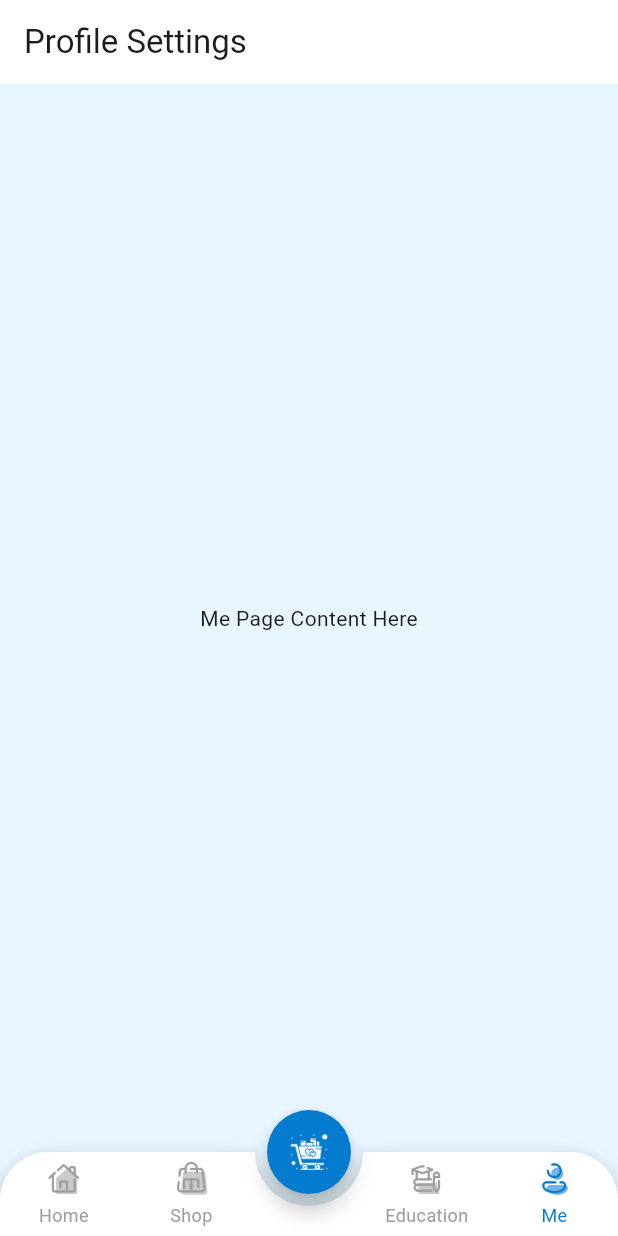
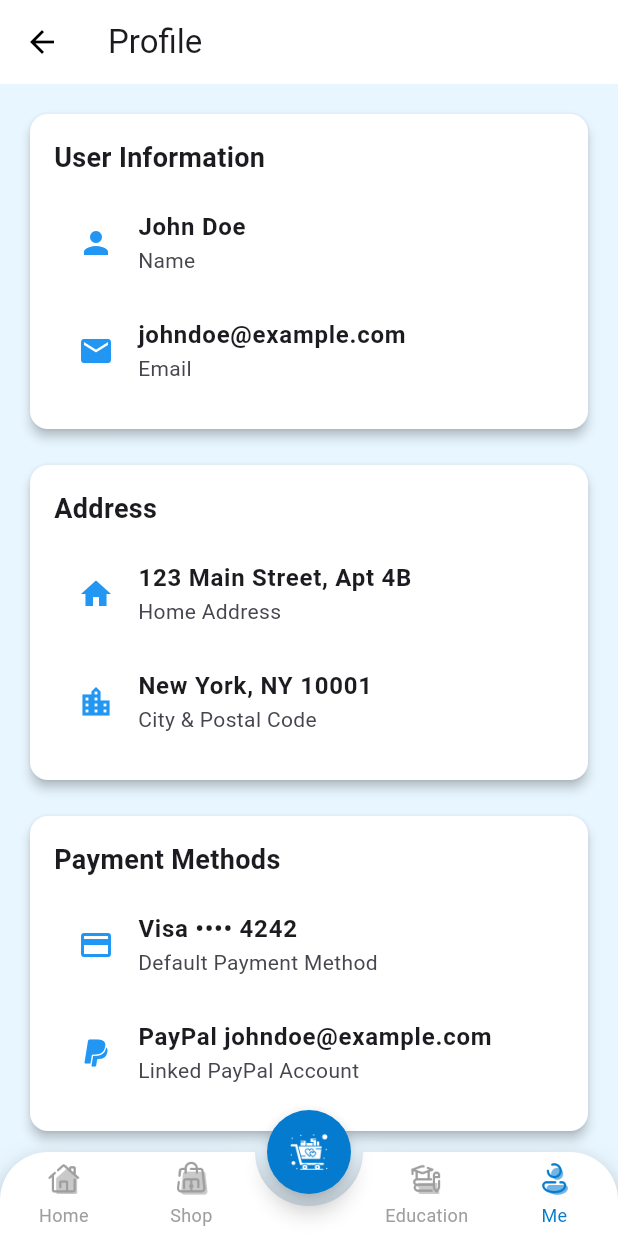
Before and after one commit to kavindumal/dog_nutrition_app, a Flutter app: the DashboardScreen screen opened directly, item 4 of the bottom bar chosen, on a phone screen of 412 x 824 dp. Run offline on Flutter 3.47's test engine with Material 3 defaults, Android fonts, the phone set to English and light mode, and no system bars; drawn by our look-alikes of animated_bottom_navigation_bar; our stand-ins replace smooth_page_indicator.

Commit message:
Edit Profile page completed | Profile page completed | Add navigations between them

```diff
--- a/lib/main.dart
+++ b/lib/main.dart
@@ -1,5 +1,6 @@
 import 'package:dog_nutrition_app/pages/CreateAccountPage.dart';
 import 'package:dog_nutrition_app/pages/WelcomePage.dart';
+import 'package:dog_nutrition_app/pages/dashboard/DashboardPage.dart';
 import 'package:flutter/material.dart';
 
 void main() {
@@ -17,7 +18,7 @@ class MyApp extends StatelessWidget {
         colorScheme: ColorScheme.fromSeed(seedColor: Colors.deepPurple),
         useMaterial3: true,
       ),
-      home: Welcomepage(),
+      home: DashboardScreen(),
     );
   }
 }
--- a/lib/pages/dashboard/DashboardPage.dart
+++ b/lib/pages/dashboard/DashboardPage.dart
@@ -143,7 +143,7 @@ class DashboardScreenState extends State<DashboardScreen> with TickerProviderSta
       case 2:
         return const EducationPage();
       case 3:
-        return const MePage();
+        return const ProfilePage();
       default:
         return const HomePage();
     }
--- a/lib/pages/dashboard/pages/MePage.dart
+++ b/lib/pages/dashboard/pages/MePage.dart
@@ -1,20 +1,177 @@
 import 'package:flutter/material.dart';
 
-class MePage extends StatelessWidget {
-  const MePage({super.key});
+import 'EditMePage.dart';
+
+class ProfilePage extends StatelessWidget {
+  const ProfilePage({super.key});
 
   @override
   Widget build(BuildContext context) {
     return Scaffold(
+      appBar: AppBar(
+        title: const Text('Profile'),
+        backgroundColor: Colors.white,
+        elevation: 0,
+        leading: IconButton(
+          icon: const Icon(Icons.arrow_back, color: Colors.black),
+          onPressed: () {
+            Navigator.pop(context);
+          },
+        ),
+      ),
       backgroundColor: Color(0xFFE8F6FF),
-      appBar: AppBar(
-        automaticallyImplyLeading: false,
-        title: const Text('Profile Settings'),
-        backgroundColor: Colors.white,
-      ),
-      body: Center(
-        child: const Text('Me Page Content Here'),
+      body: SingleChildScrollView(
+        padding: const EdgeInsets.all(16.0),
+        child: Column(
+          crossAxisAlignment: CrossAxisAlignment.start,
+          children: [
+            _buildUserInfoSection(),
+            const SizedBox(height: 16),
+            _buildAddressSection(),
+            const SizedBox(height: 16),
+            _buildPaymentMethodsSection(),
+            const SizedBox(height: 24),
+            _buildActionButtons(context),
+          ],
+        ),
       ),
     );
   }
+
+  // User Information Section
+  Widget _buildUserInfoSection() {
+    return Card(
+      color: Colors.white,
+      shape: RoundedRectangleBorder(borderRadius: BorderRadius.circular(12)),
+      elevation: 3,
+      child: Padding(
+        padding: const EdgeInsets.all(16.0),
+        child: Column(
+          crossAxisAlignment: CrossAxisAlignment.start,
+          children: [
+            Text(
+              'User Information',
+              style: TextStyle(fontSize: 18, fontWeight: FontWeight.bold),
+            ),
+            const SizedBox(height: 8),
+            ListTile(
+              leading: Icon(Icons.person, color: Colors.blue),
+              title: Text('John Doe', style: TextStyle(fontWeight: FontWeight.bold)),
+              subtitle: Text('Name'),
+            ),
+            ListTile(
+              leading: Icon(Icons.email, color: Colors.blue),
+              title: Text('johndoe@example.com', style: TextStyle(fontWeight: FontWeight.bold)),
+              subtitle: Text('Email'),
+            ),
+          ],
+        ),
+      ),
+    );
+  }
+
+  // Address Section
+  Widget _buildAddressSection() {
+
+    return Card(
+      color: Colors.white,
+      shape: RoundedRectangleBorder(borderRadius: BorderRadius.circular(12)),
+      elevation: 3,
+      child: Padding(
+        padding: const EdgeInsets.all(16.0),
+        child: Column(
+          crossAxisAlignment: CrossAxisAlignment.start,
+          children: [
+            Text(
+              'Address',
+              style: TextStyle(fontSize: 18, fontWeight: FontWeight.bold),
+            ),
+            const SizedBox(height: 8),
+            ListTile(
+              leading: Icon(Icons.home, color: Colors.blue),
+              title: Text('123 Main Street, Apt 4B', style: TextStyle(fontWeight: FontWeight.bold)),
+              subtitle: Text('Home Address'),
+            ),
+            ListTile(
+              leading: Icon(Icons.location_city, color: Colors.blue),
+              title: Text('New York, NY 10001', style: TextStyle(fontWeight: FontWeight.bold)),
+              subtitle: Text('City & Postal Code'),
+            ),
+          ],
+        ),
+      ),
+    );
+  }
+
+  // Payment Methods Section
+  Widget _buildPaymentMethodsSection() {
+    return Card(
+      color: Colors.white,
+      shape: RoundedRectangleBorder(borderRadius: BorderRadius.circular(12)),
+      elevation: 3,
+      child: Padding(
+        padding: const EdgeInsets.all(16.0),
+        child: Column(
+          crossAxisAlignment: CrossAxisAlignment.start,
+          children: [
+            Text(
+              'Payment Methods',
+              style: TextStyle(fontSize: 18, fontWeight: FontWeight.bold),
+            ),
+            const SizedBox(height: 8),
+            ListTile(
+              leading: Icon(Icons.credit_card, color: Colors.blue),
+              title: Text('Visa •••• 4242', style: TextStyle(fontWeight: FontWeight.bold)),
+              subtitle: Text('Default Payment Method'),
+            ),
+            ListTile(
+              leading: Icon(Icons.paypal, color: Colors.blue),
+              title: Text('PayPal johndoe@example.com', style: TextStyle(fontWeight: FontWeight.bold)),
+              subtitle: Text('Linked PayPal Account'),
+            ),
+          ],
+        ),
+      ),
+    );
+  }
+
+  Widget _buildActionButtons(BuildContext context) {
+    return Row(
+      mainAxisAlignment: MainAxisAlignment.spaceEvenly,
+      children: [
+        ElevatedButton.icon(
+          onPressed: () {
+            Navigator.push(
+              context,
+              MaterialPageRoute(
+                builder: (context) => const EditProfilePage(),
+              ),
+            );
+          },
+          icon: Icon(Icons.edit, color: Colors.black),
+          label: Text('Edit Profile'),
+          style: ElevatedButton.styleFrom(
+            backgroundColor: Colors.white,
+            padding: EdgeInsets.symmetric(horizontal: 24, vertical: 12),
+            shape: RoundedRectangleBorder(borderRadius: BorderRadius.circular(8)),
+          ),
+        ),
+        ElevatedButton.icon(
+          onPressed: () {
+            // Update Information logic
+          },
+          icon: Icon(Icons.update, color: Colors.white),
+          label: Text(
+            'Update Info',
+            style: TextStyle(color: Colors.white), // Set label color to white
+          ),
+          style: ElevatedButton.styleFrom(
+            padding: EdgeInsets.symmetric(horizontal: 24, vertical: 12),
+            backgroundColor: Colors.green,
+            shape: RoundedRectangleBorder(borderRadius: BorderRadius.circular(8)),
+          ),
+        ),
+      ],
+    );
+  }
 }
```
Also changed, not shown: lib/pages/dashboard/pages/EditMePage.dart (added, +112 -0 lines).
